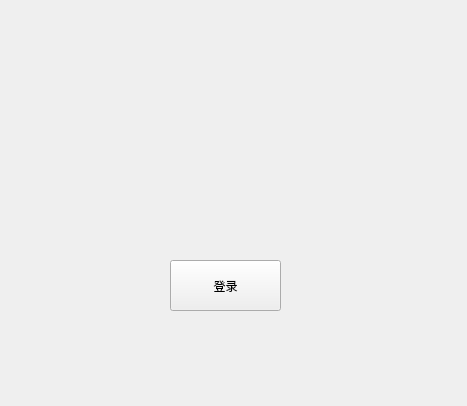
First picture: the form in TAapp/loginwindow.ui, repository 8-bit-s/Transportation-System, before the edit.
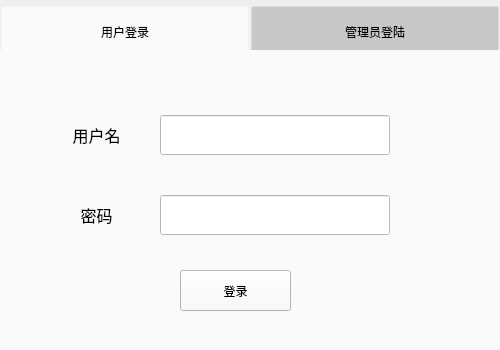
Second picture: the form after the edit.

```diff
--- a/TAapp/loginwindow.ui
+++ b/TAapp/loginwindow.ui
@@ -6,8 +6,8 @@
    <rect>
     <x>0</x>
     <y>0</y>
-    <width>467</width>
-    <height>406</height>
+    <width>500</width>
+    <height>350</height>
    </rect>
   </property>
   <property name="windowTitle">
@@ -16,15 +16,172 @@
   <widget class="QPushButton" name="pushButton">
    <property name="geometry">
     <rect>
-     <x>170</x>
-     <y>260</y>
-     <width>111</width>
-     <height>51</height>
+     <x>0</x>
+     <y>5</y>
+     <width>250</width>
+     <height>53</height>
     </rect>
    </property>
+   <property name="styleSheet">
+    <string notr="true">QPushButton{   
+    border-top: 3px outset transparent;          /*边框全透明*/
+	border-bottom: 3px outset transparent;
+	border-right: 3px outset transparent;
+	border-left: 3px outset transparent;  
+    border-radius: 3px;               /*圆角*/
+	background-color: rgb(200, 200, 200);
+}
+
+QPushButton:pressed,QPushButton:checked{
+	
+	background-color: rgb(250, 250, 250);
+}</string>
+   </property>
    <property name="text">
-    <string>登录</string>
+    <string>用户登录</string>
    </property>
+   <property name="checkable">
+    <bool>true</bool>
+   </property>
+   <property name="checked">
+    <bool>true</bool>
+   </property>
+   <property name="autoExclusive">
+    <bool>true</bool>
+   </property>
+  </widget>
+  <widget class="QPushButton" name="pushButton_3">
+   <property name="geometry">
+    <rect>
+     <x>250</x>
+     <y>5</y>
+     <width>250</width>
+     <height>53</height>
+    </rect>
+   </property>
+   <property name="styleSheet">
+    <string notr="true">QPushButton{   
+    border-top: 3px outset transparent;          /*边框全透明*/
+	border-bottom: 3px outset transparent;
+	border-right: 3px outset transparent;
+	border-left: 3px outset transparent;  
+    border-radius: 3px;               /*圆角*/
+	background-color: rgb(200, 200, 200);
+}
+
+QPushButton:pressed,QPushButton:checked{
+	
+	background-color: rgb(250, 250, 250);
+}</string>
+   </property>
+   <property name="text">
+    <string>管理员登陆</string>
+   </property>
+   <property name="checkable">
+    <bool>true</bool>
+   </property>
+   <property name="checked">
+    <bool>false</bool>
+   </property>
+   <property name="autoExclusive">
+    <bool>true</bool>
+   </property>
+  </widget>
+  <widget class="QWidget" name="widget" native="true">
+   <property name="geometry">
+    <rect>
+     <x>0</x>
+     <y>50</y>
+     <width>500</width>
+     <height>350</height>
+    </rect>
+   </property>
+   <property name="styleSheet">
+    <string notr="true">QWidget{
+	background-color :rgb(250,250,250)
+}</string>
+   </property>
+   <widget class="QPushButton" name="loginButton">
+    <property name="geometry">
+     <rect>
+      <x>180</x>
+      <y>220</y>
+      <width>111</width>
+      <height>41</height>
+     </rect>
+    </property>
+    <property name="text">
+     <string>登录</string>
+    </property>
+   </widget>
+   <widget class="QLineEdit" name="usernameEdit">
+    <property name="geometry">
+     <rect>
+      <x>160</x>
+      <y>65</y>
+      <width>230</width>
+      <height>40</height>
+     </rect>
+    </property>
+    <property name="styleSheet">
+     <string notr="true">background-color :rgb(255,255,255)</string>
+    </property>
+   </widget>
+   <widget class="QLineEdit" name="psswordEdit">
+    <property name="geometry">
+     <rect>
+      <x>160</x>
+      <y>145</y>
+      <width>230</width>
+      <height>40</height>
+     </rect>
+    </property>
+    <property name="styleSheet">
+     <string notr="true">background-color :rgb(255,255,255)</string>
+    </property>
+   </widget>
+   <widget class="QLabel" name="userLable">
+    <property name="geometry">
+     <rect>
+      <x>70</x>
+      <y>65</y>
+      <width>53</width>
+      <height>40</height>
+     </rect>
+    </property>
+    <property name="font">
+     <font>
+      <pointsize>12</pointsize>
+     </font>
+    </property>
+    <property name="text">
+     <string>用户名</string>
+    </property>
+    <property name="alignment">
+     <set>Qt::AlignCenter</set>
+    </property>
+   </widget>
+   <widget class="QLabel" name="passwordLable">
+    <property name="geometry">
+     <rect>
+      <x>70</x>
+      <y>145</y>
+      <width>53</width>
+      <height>40</height>
+     </rect>
+    </property>
+    <property name="font">
+     <font>
+      <pointsize>12</pointsize>
+     </font>
+    </property>
+    <property name="text">
+     <string>密码</string>
+    </property>
+    <property name="alignment">
+     <set>Qt::AlignCenter</set>
+    </property>
+   </widget>
   </widget>
  </widget>
  <resources/>
```
Left out of the diff: 2 changed lines with no effect on the pictures.
